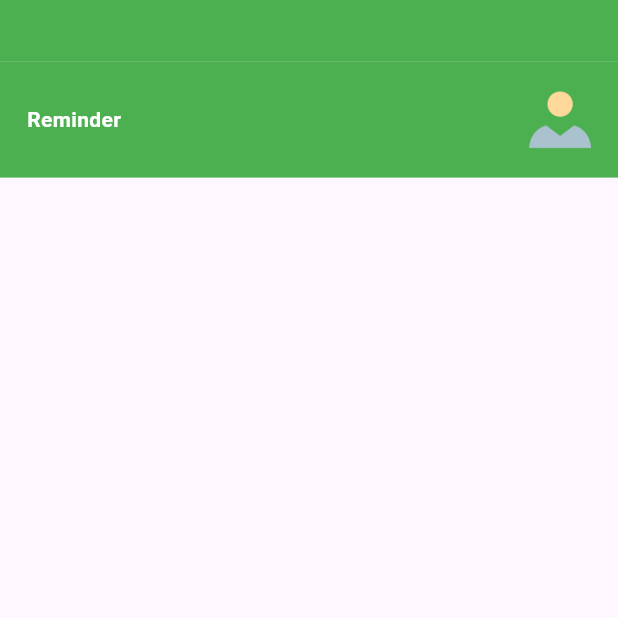
After one commit to abdo1917/nurse, a Flutter app: the Home screen opened directly, after a tap on "Reminder", on a phone screen of 412 x 824 dp, the top half of it. The commit adds this screen. Run offline on Flutter 3.47's test engine with Material 3 defaults, Android fonts, the light colour scheme and no system bars; our stand-ins replace get.

Commit message:
add reminder screen

```diff
--- a/lib/features/home.dart
+++ b/lib/features/home.dart
@@ -1,5 +1,9 @@
 import 'package:flutter/material.dart';
+import 'package:personal_nursing/features/blood_pressure/blood_pressure_details.dart';
+import 'package:personal_nursing/features/device/new_device_screen.dart';
+import 'package:personal_nursing/features/device/your_device_screen.dart';
 import 'package:personal_nursing/features/heart_rate/heart_rate_details.dart';
+import 'package:personal_nursing/features/reminder/reminder_screen.dart';
 
 class Home extends StatelessWidget {
   const Home({super.key});
@@ -59,6 +63,13 @@ class Home extends StatelessWidget {
             mainAxisAlignment: MainAxisAlignment.center,
             children: [
               InkWell(
+                onTap: (){
+                  Navigator.push(
+                    context,
+                    MaterialPageRoute(
+                      builder: (context) => const YourdeviceScreen(),
+                    ),
+                  );                },
                 child: Container(
                   width: size.width * .3,
                   height: size.height * .1,
@@ -87,6 +98,14 @@ class Home extends StatelessWidget {
                 width: 4,
               ),
               InkWell(
+                onTap: (){
+                  Navigator.push(
+                    context,
+                    MaterialPageRoute(
+                      builder: (context) => const NewDeviceScreen(),
+                    ),
+                  );
+                },
                 child: Container(
                   width: size.width * .3,
                   height: size.height * .1,
@@ -116,10 +135,19 @@ class Home extends StatelessWidget {
           SizedBox(
             height: size.height * .05,
           ),
-          const Row(
+            Row(
             mainAxisAlignment: MainAxisAlignment.spaceEvenly,
             children: [
-              Column(
+              InkWell(
+                onTap: (){
+                  Navigator.push(
+                    context,
+                    MaterialPageRoute(
+                      builder: (context) => BloodPressureDetails(),
+                    ),
+                  );
+                },
+                child: const Column(
                   children: [
                     CircleAvatar(
                       child: ImageIcon(
@@ -130,7 +158,7 @@ class Home extends StatelessWidget {
                       height: 20,
                     ),
                     Text(
-                    'Common \n Diseases',
+                      'blood pressure',
                       style: TextStyle(
                         fontSize: 16,
                         fontWeight: FontWeight.w700,
@@ -138,7 +166,17 @@ class Home extends StatelessWidget {
                     ),
                   ],
                 ),
-              Column(
+              ),
+              InkWell(
+                onTap: (){
+                  Navigator.push(
+                    context,
+                    MaterialPageRoute(
+                      builder: (context) => ReminderScreen(),
+                    ),
+                  );
+                },
+                child: Column(
                   children: [
                     CircleAvatar(
                       child: ImageIcon(
@@ -156,6 +194,7 @@ class Home extends StatelessWidget {
                       ),
                     ),
                   ],
+                ),
               ),
             ],
                      ),
--- /dev/null
+++ b/lib/features/reminder/reminder_screen.dart
@@ -0,0 +1,46 @@
+import 'package:flutter/material.dart';
+
+class ReminderScreen extends StatelessWidget {
+  const ReminderScreen({super.key});
+
+  @override
+  Widget build(BuildContext context) {
+    Size size = MediaQuery.of(context).size;
+
+    return Scaffold(
+      body:Column(
+        children: [
+          Container(
+            height: size.height * .05,
+            color: Colors.green,
+          ),
+          Container(
+            margin: EdgeInsetsDirectional.only(bottom: 15),
+            padding: const EdgeInsetsDirectional.all(18),
+            color: Colors.green,
+            child: Row(
+              mainAxisAlignment: MainAxisAlignment.spaceBetween,
+              children: [
+                const Text(
+                  'Reminder',
+                  style: TextStyle(
+                    color: Colors.white,
+                    fontWeight: FontWeight.bold,
+                  ),
+                ),
+                SizedBox(
+                  height: size.height * .05,
+                  child: const Image(
+                    image: AssetImage(
+                      'assets/images/person.png',
+                    ),
+                  ),
+                ),
+              ],
+            ),
+          ),
+        ],
+      ),
+    );
+  }
+}
--- a/lib/main.dart
+++ b/lib/main.dart
@@ -2,9 +2,6 @@
 import 'package:flutter/material.dart';
 import 'package:get/get.dart';
 import 'package:personal_nursing/features/auth/presentation/login_screen.dart';
-import 'package:personal_nursing/features/auth/presentation/register_screen.dart';
-import 'package:personal_nursing/features/blood_pressure/blood_pressure_details.dart';
-import 'package:personal_nursing/features/home.dart';
 
 
 void main() {
```
Also changed, not shown: lib/features/device/new_device_screen.dart (added, +45 -0 lines), lib/features/device/your_device_screen.dart (added, +46 -0 lines). Lines whose indentation alone changed are shown as unchanged.
